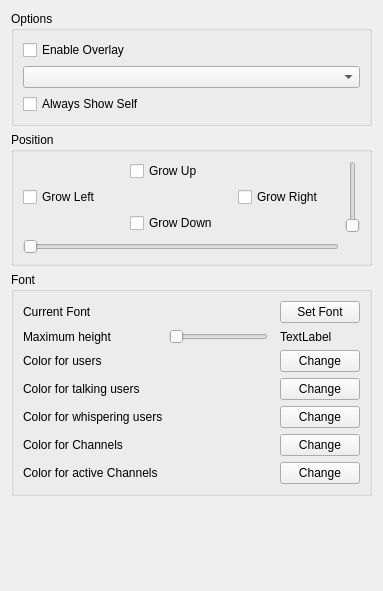
Before: the Qt Designer form src/mumble/Overlay.ui in mumble-voip/mumble, drawn with Qt 5.
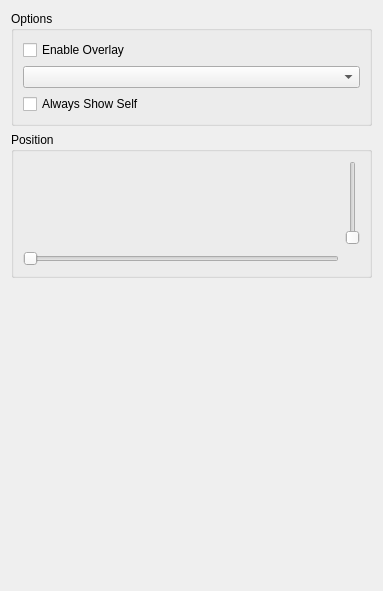
After: the same form once the commit is applied.

Commit message: Refactor overlay config var names and clean up old configdialog

Diff of the .ui file:
```diff
--- a/src/mumble/Overlay.ui
+++ b/src/mumble/Overlay.ui
@@ -65,20 +65,7 @@
       <string>Position</string>
      </property>
      <layout class="QGridLayout">
-      <item row="0" column="1">
-       <widget class="QCheckBox" name="qcbTop">
-        <property name="toolTip">
-         <string>Let overlay grow upwards</string>
-        </property>
-        <property name="whatsThis">
-         <string>The overlay tries to stay as small as possible and at the position you have selected. This allows the overlay to grow upwards if needed.</string>
-        </property>
-        <property name="text">
-         <string>Grow Up</string>
-        </property>
-       </widget>
-      </item>
-      <item row="0" column="3" rowspan="3">
+      <item row="0" column="2" rowspan="2">
        <widget class="QSlider" name="qsY">
         <property name="toolTip">
          <string>Y-Position of Overlay</string>
@@ -94,46 +81,7 @@
         </property>
        </widget>
       </item>
-      <item row="1" column="0">
-       <widget class="QCheckBox" name="qcbLeft">
-        <property name="toolTip">
-         <string>Let overlay grow to the left</string>
-        </property>
-        <property name="whatsThis">
-         <string>The overlay tries to stay as small as possible and at the position you have selected. This allows the overlay to grow to the left if needed.</string>
-        </property>
-        <property name="text">
-         <string>Grow Left</string>
-        </property>
-       </widget>
-      </item>
-      <item row="1" column="2">
-       <widget class="QCheckBox" name="qcbRight">
-        <property name="toolTip">
-         <string>Let overlay grow to the right</string>
-        </property>
-        <property name="whatsThis">
-         <string>The overlay tries to stay as small as possible and at the position you have selected. This allows the overlay to grow to the right if needed.</string>
-        </property>
-        <property name="text">
-         <string>Grow Right</string>
-        </property>
-       </widget>
-      </item>
-      <item row="2" column="1">
-       <widget class="QCheckBox" name="qcbBottom">
-        <property name="toolTip">
-         <string>Let overlay grow downwards</string>
-        </property>
-        <property name="whatsThis">
-         <string>The overlay tries to stay as small as possible and at the position you have selected. This allows the overlay to grow downwards if needed.</string>
-        </property>
-        <property name="text">
-         <string>Grow Down</string>
-        </property>
-       </widget>
-      </item>
-      <item row="3" column="0" colspan="3">
+      <item row="2" column="0" colspan="2">
        <widget class="QSlider" name="qsX">
         <property name="toolTip">
          <string>X-Position of Overlay</string>
@@ -152,174 +100,6 @@
      </layout>
     </widget>
    </item>
-   <item>
-    <widget class="QGroupBox" name="qgbFont">
-     <property name="title">
-      <string>Font</string>
-     </property>
-     <layout class="QGridLayout">
-      <item row="0" column="0">
-       <widget class="QLabel" name="qliSetFont">
-        <property name="text">
-         <string>Current Font</string>
-        </property>
-       </widget>
-      </item>
-      <item row="0" column="1" colspan="2">
-       <widget class="QLabel" name="qlCurrentFont">
-        <property name="text">
-         <string/>
-        </property>
-       </widget>
-      </item>
-      <item row="0" column="3">
-       <widget class="QPushButton" name="qpbSetFont">
-        <property name="text">
-         <string>Set Font</string>
-        </property>
-       </widget>
-      </item>
-      <item row="1" column="0">
-       <widget class="QLabel" name="qliMaxHeight">
-        <property name="text">
-         <string>Maximum height</string>
-        </property>
-       </widget>
-      </item>
-      <item row="1" column="1">
-       <widget class="QSlider" name="qsMaxHeight">
-        <property name="toolTip">
-         <string>Maximum height of names.</string>
-        </property>
-        <property name="whatsThis">
-         <string>This sets the maximum height of names shown, relative to the screen height. If your active 3D window is 800 pixels tall and this is set to 5%, each name will be 40 pixels tall. Note that the names will not be taller than 60 pixels no matter what you set here.</string>
-        </property>
-        <property name="minimum">
-         <number>10</number>
-        </property>
-        <property name="maximum">
-         <number>200</number>
-        </property>
-        <property name="orientation">
-         <enum>Qt::Horizontal</enum>
-        </property>
-       </widget>
-      </item>
-      <item row="1" column="3">
-       <widget class="QLabel" name="qlMaxHeight">
-        <property name="text">
-         <string>TextLabel</string>
-        </property>
-       </widget>
-      </item>
-      <item row="2" column="0">
-       <widget class="QLabel" name="qliUser">
-        <property name="text">
-         <string>Color for users</string>
-        </property>
-       </widget>
-      </item>
-      <item row="2" column="3">
-       <widget class="QPushButton" name="qpbUser">
-        <property name="text">
-         <string>Change</string>
-        </property>
-       </widget>
-      </item>
-      <item row="3" column="0">
-       <widget class="QLabel" name="qliTalking">
-        <property name="text">
-         <string>Color for talking users</string>
-        </property>
-       </widget>
-      </item>
-      <item row="3" column="1" colspan="2">
-       <widget class="QLabel" name="qlTalking">
-        <property name="text">
-         <string/>
-        </property>
-       </widget>
-      </item>
-      <item row="3" column="3">
-       <widget class="QPushButton" name="qpbTalking">
-        <property name="text">
-         <string>Change</string>
-        </property>
-       </widget>
-      </item>
-      <item row="4" column="0">
-       <widget class="QLabel" name="qliWhisper">
-        <property name="text">
-         <string>Color for whispering users</string>
-        </property>
-       </widget>
-      </item>
-      <item row="4" column="1" colspan="2">
-       <widget class="QLabel" name="qlWhisper">
-        <property name="text">
-         <string/>
-        </property>
-       </widget>
-      </item>
-      <item row="4" column="3">
-       <widget class="QPushButton" name="qpbWhisper">
-        <property name="text">
-         <string>Change</string>
-        </property>
-       </widget>
-      </item>
-      <item row="5" column="0">
-       <widget class="QLabel" name="qliChannel">
-        <property name="text">
-         <string>Color for Channels</string>
-        </property>
-       </widget>
-      </item>
-      <item row="5" column="1" colspan="2">
-       <widget class="QLabel" name="qlChannel">
-        <property name="text">
-         <string/>
-        </property>
-       </widget>
-      </item>
-      <item row="5" column="3">
-       <widget class="QPushButton" name="qpbChannel">
-        <property name="text">
-         <string>Change</string>
-        </property>
-       </widget>
-      </item>
-      <item row="6" column="0">
-       <widget class="QLabel" name="qliChannelTalking">
-        <property name="text">
-         <string>Color for active Channels</string>
-        </property>
-       </widget>
-      </item>
-      <item row="6" column="1">
-       <widget class="QLabel" name="qlChannelTalking">
-        <property name="text">
-         <string/>
-        </property>
-       </widget>
-      </item>
-      <item row="6" column="3">
-       <widget class="QPushButton" name="qpbChannelTalking">
-        <property name="text">
-         <string>Change</string>
-        </property>
-       </widget>
-      </item>
-      <item row="2" column="1" colspan="2">
-       <widget class="QLabel" name="qlUser">
-        <property name="text">
-         <string/>
-        </property>
-       </widget>
-      </item>
-     </layout>
-    </widget>
-   </item>
    <item>
     <spacer>
      <property name="orientation">
```
Left out of the diff: 11 changed lines with no effect on the pictures. The commit also changes 4 other files.
